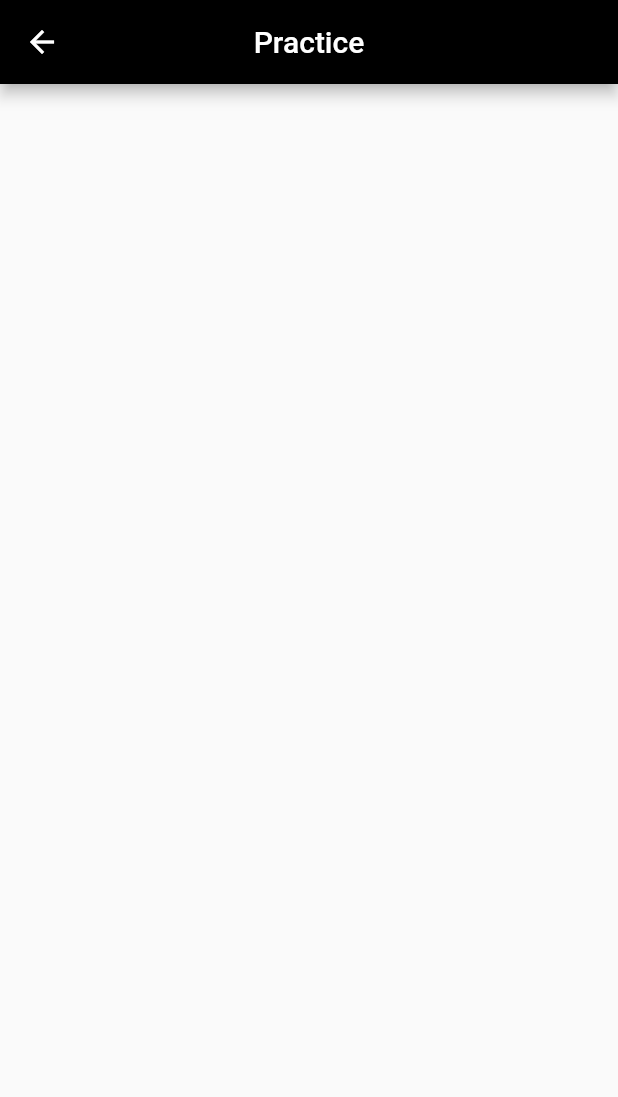
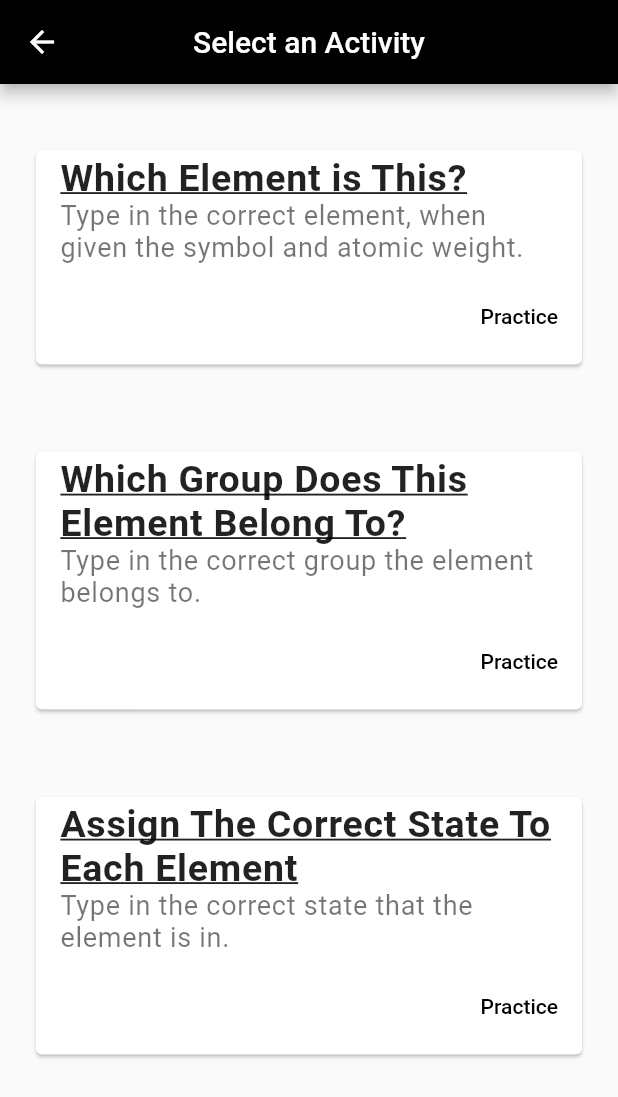
Before and after one commit to kylejava/GrizzHacks-2020, a Flutter app: the ActivityList screen opened by its route, on a phone screen of 412 x 824 dp. Shown: the top 1097 px of the screen. Run offline on Flutter 3.47's test engine with Material 2 defaults, Android fonts, the phone set to English and light mode, and no system bars; our stand-ins replace flip_card; Roboto replaces fonts that are missing (Helvetica).

Commit message:
Added activity selection as well as starting to implement the correctName.dart

```diff
--- a/lib/main.dart
+++ b/lib/main.dart
@@ -3,6 +3,7 @@ import 'file:///C:/Users/Kyle/Desktop/grizzhacks-2020/elementivate/lib/pages/lea
 import 'file:///C:/Users/Kyle/Desktop/grizzhacks-2020/elementivate/lib/pages/learn/elementlist.dart';
 import 'package:elementivate/pages/home.dart';
 import 'package:elementivate/pages/practice/selectActivity.dart';
+import 'package:elementivate/pages/practice/correctName.dart';
 void main() {
   runApp(MyApp());
 }
@@ -17,6 +18,7 @@ class MyApp extends StatelessWidget {
         '/elementlist': (context) => ElementList(),
         '/element': (context) => ElementPage(),
         '/activitylist' : (context) => ActivityList(),
+        '/correctname': (context) => CorrectName(),
       },
     );
   }
--- a/lib/pages/learn/element.dart
+++ b/lib/pages/learn/element.dart
@@ -69,7 +69,7 @@ class _ElementPageState extends State<ElementPage> {
                 ),
 
               ),
-              SizedBox(height: 15.0),
+              SizedBox(height: 10.0),
               Text(
                   elementInfo['nameOfElement'],
                 style: TextStyle(
--- a/lib/pages/practice/selectActivity.dart
+++ b/lib/pages/practice/selectActivity.dart
@@ -7,13 +7,135 @@ class ActivityList extends StatelessWidget {
       appBar: AppBar(
         backgroundColor: Colors.black,
         title: Text(
-          'Practice' ,
+          'Select an Activity' ,
           style: TextStyle(
             color: Colors.white,
           ),
         ),
         centerTitle: true,
       ),
+      body: ListView(
+        padding: EdgeInsets.fromLTRB(20.0, 40.0, 20.0, 40.0),
+        children: [
+
+          Container(
+            child: Card(
+              child: Column(
+                mainAxisSize: MainAxisSize.min,
+                children: [
+                  ListTile(
+                    title: Text(
+                        'Which Element is This?',
+                      style: TextStyle(
+                        fontWeight: FontWeight.bold,
+                        fontSize: 25.0,
+                        decoration: TextDecoration.underline,
+                        fontFamily: 'Helvetica',
+                        letterSpacing: .5,
+                      ),
+                    ),
+                    subtitle: Text('Type in the correct element, when given the symbol and atomic weight. ',
+                      style: TextStyle(
+                        fontSize: 18.0,
+                        letterSpacing: .5
+                      ),
+                    ),
+                  ),
+                  ButtonBar(
+                    children: [
+                      FlatButton(
+                        child: Text('Practice'),
+                        onPressed: () {
+                          Navigator.pushNamed(context, '/correctname');
+                        },
+                      ),
+                    ],
+                  ),
+                ],
+              ),
+            ),
+          ),
+          SizedBox(height: 50.0,),
+          Container(
+            child: Card(
+              child: Column(
+                mainAxisSize: MainAxisSize.min,
+                children: [
+                  ListTile(
+                    title: Text(
+                      'Which Group Does This Element Belong To?',
+                      style: TextStyle(
+                        fontWeight: FontWeight.bold,
+                        fontSize:25.0,
+                        decoration: TextDecoration.underline,
+                        fontFamily: 'Helvetica',
+                        letterSpacing: .5,
+                      ),
+                    ),
+                    subtitle: Text(
+                      'Type in the correct group the element belongs to.',
+                        style: TextStyle(
+                        fontSize: 18.0,
+                        letterSpacing: .5
+                     ),
+                    ),
+                  ),
+                  ButtonBar(
+                    children: [
+                      FlatButton(
+                        child: Text('Practice'),
+                        onPressed: () {
+                          Navigator.pushNamed(context, '/correctname');
+                        },
+                      ),
+                    ],
+                  ),
+                ],
+              ),
+            ),
+          ),
+          SizedBox(height: 50.0,),
+          Container(
+            child: Card(
+              child: Column(
+                mainAxisSize: MainAxisSize.min,
+                children: [
+                  ListTile(
+                    title: Text(
+                      'Assign The Correct State To Each Element',
+                      style: TextStyle(
+                        fontWeight: FontWeight.bold,
+                        fontSize: 25.0,
+                        decoration: TextDecoration.underline,
+
+                        fontFamily: 'Helvetica',
+                        letterSpacing: .5,
+                      ),
+                    ),
+                    subtitle: Text(
+                      'Type in the correct state that the element is in.',
+                      style: TextStyle(
+                          fontSize: 18.0,
+                          letterSpacing: .5
+                      ),
+                    ),
+                  ),
+                  ButtonBar(
+                    children: [
+                      FlatButton(
+                        child: Text('Practice'),
+                        onPressed: () {
+                         // Navigator.pushNamed(context, '/correctname');
+                        },
+                      ),
+                    ],
+                  ),
+                ],
+              ),
+            ),
+          ),
+        ],
+      ),
 
     );
   }
```
Also changed, not shown: lib/pages/practice/correctName.dart (added, +72 -0 lines).
